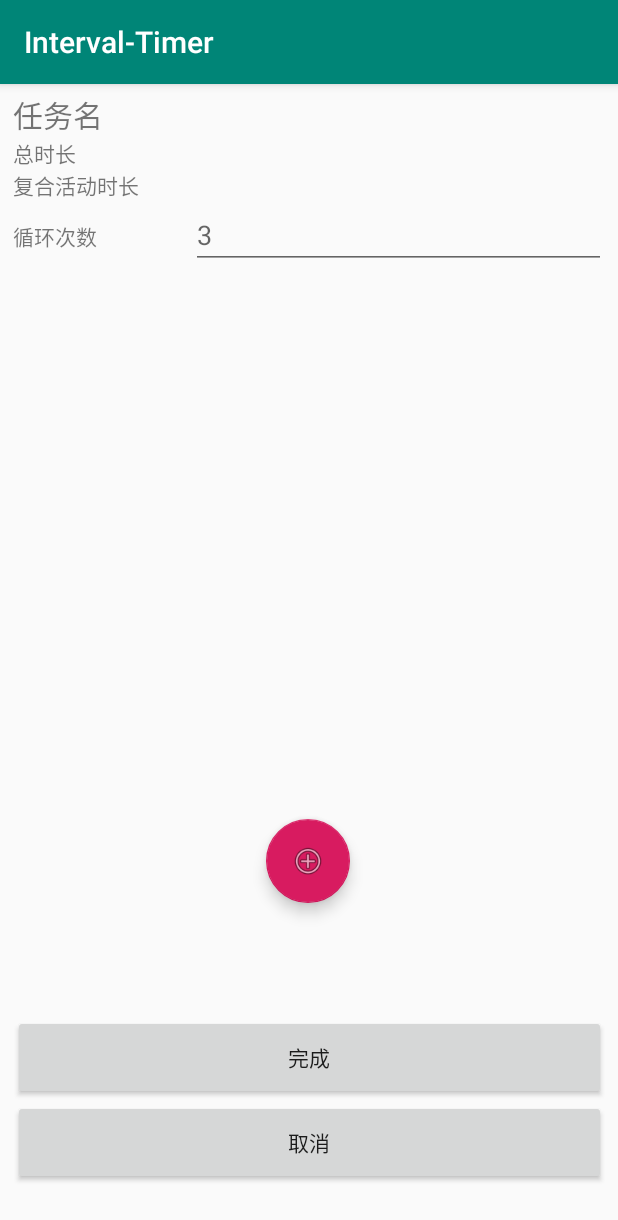
After one commit to lazystitan/Interval-Timer, an Android app: the EditTaskActivity screen opened directly, with no data from a screen before it, on a phone screen of 412 x 824 dp. The commit adds this screen. Shown: the top 1220 px of the screen. Run offline under Robolectric (Android 15) with nearby library versions, the phone set to English and light mode, and no system bars.

Commit message:
为MainAcitivity界面添加了内容，添加了新的activity用来编辑task，添加了展示活动的cardview。

```diff
--- a/app/build.gradle
+++ b/app/build.gradle
@@ -28,4 +28,5 @@ dependencies {
     androidTestImplementation 'com.android.support.test.espresso:espresso-core:3.0.2'
     implementation 'com.android.support:recyclerview-v7:28.0.0'
     implementation 'com.android.support:cardview-v7:28.0.0'
+    implementation 'com.android.support:design:28.0.0'
 }
--- a/app/src/main/AndroidManifest.xml
+++ b/app/src/main/AndroidManifest.xml
@@ -9,6 +9,7 @@
         android:roundIcon="@mipmap/ic_launcher_round"
         android:supportsRtl="true"
         android:theme="@style/AppTheme">
+        <activity android:name=".EditTaskActivity"></activity>
         <activity android:name=".MainActivity">
             <intent-filter>
                 <action android:name="android.intent.action.MAIN" />
--- /dev/null
+++ b/app/src/main/java/com/riton/interval_timer/EditTaskActivity.java
@@ -0,0 +1,13 @@
+package com.riton.interval_timer;
+
+import android.support.v7.app.AppCompatActivity;
+import android.os.Bundle;
+
+public class EditTaskActivity extends AppCompatActivity {
+
+    @Override
+    protected void onCreate(Bundle savedInstanceState) {
+        super.onCreate(savedInstanceState);
+        setContentView(R.layout.activity_edit_task);
+    }
+}
--- /dev/null
+++ b/app/src/main/res/layout/activity_edit_task.xml
@@ -0,0 +1,130 @@
+<?xml version="1.0" encoding="utf-8"?>
+<android.support.constraint.ConstraintLayout xmlns:android="http://schemas.android.com/apk/res/android"
+    xmlns:app="http://schemas.android.com/apk/res-auto"
+    xmlns:tools="http://schemas.android.com/tools"
+    android:layout_width="match_parent"
+    android:layout_height="match_parent"
+    tools:context=".EditTaskActivity">
+
+    <android.support.design.widget.FloatingActionButton
+        android:id="@+id/floatingActionButton"
+        android:layout_width="wrap_content"
+        android:layout_height="wrap_content"
+        android:layout_marginStart="16dp"
+        android:layout_marginEnd="16dp"
+        android:layout_marginBottom="8dp"
+        android:clickable="true"
+        app:layout_constraintBottom_toBottomOf="@+id/recyclerView"
+        app:layout_constraintEnd_toEndOf="parent"
+        app:layout_constraintHorizontal_bias="0.498"
+        app:layout_constraintStart_toStartOf="parent"
+        app:srcCompat="@android:drawable/ic_menu_add" />
+
+    <android.support.constraint.Guideline
+        android:id="@+id/guideline2"
+        android:layout_width="wrap_content"
+        android:layout_height="wrap_content"
+        android:orientation="horizontal"
+        app:layout_constraintGuide_begin="290dp" />
+
+    <android.support.v7.widget.RecyclerView
+        android:id="@+id/recyclerView"
+        android:layout_width="395dp"
+        android:layout_height="256dp"
+        android:layout_marginStart="8dp"
+        android:layout_marginTop="8dp"
+        android:layout_marginEnd="8dp"
+        app:layout_constraintEnd_toEndOf="parent"
+        app:layout_constraintStart_toStartOf="parent"
+        app:layout_constraintTop_toTopOf="@+id/guideline2" />
+
+    <LinearLayout
+        android:layout_width="395dp"
+        android:layout_height="279dp"
+        android:layout_marginStart="8dp"
+        android:layout_marginTop="8dp"
+        android:layout_marginEnd="8dp"
+        android:layout_marginBottom="8dp"
+        android:orientation="vertical"
+        app:layout_constraintBottom_toTopOf="@+id/guideline2"
+        app:layout_constraintEnd_toEndOf="parent"
+        app:layout_constraintStart_toStartOf="parent"
+        app:layout_constraintTop_toTopOf="parent">
+
+        <TextView
+            android:id="@+id/task_name_edit"
+            android:layout_width="match_parent"
+            android:layout_height="wrap_content"
+            android:text="任务名"
+            android:textSize="20dp" />
+
+        <TextView
+            android:id="@+id/total_time_edit"
+            android:layout_width="match_parent"
+            android:layout_height="wrap_content"
+            android:text="总时长" />
+
+        <TextView
+            android:id="@+id/complex_activity_time_edit"
+            android:layout_width="match_parent"
+            android:layout_height="wrap_content"
+            android:text="复合活动时长" />
+
+        <LinearLayout
+            android:layout_width="match_parent"
+            android:layout_height="match_parent"
+            android:orientation="horizontal">
+
+            <TextView
+                android:id="@+id/circulation_number_edit"
+                android:layout_width="wrap_content"
+                android:layout_height="wrap_content"
+                android:layout_weight="1"
+                android:text="循环次数" />
+
+            <EditText
+                android:id="@+id/get_circulation_number_edit"
+                android:layout_width="wrap_content"
+                android:layout_height="wrap_content"
+                android:layout_weight="1"
+                android:ems="10"
+                android:hint="3"
+                android:inputType="number" />
+        </LinearLayout>
+    </LinearLayout>
+
+    <android.support.constraint.Guideline
+        android:id="@+id/guideline4"
+        android:layout_width="wrap_content"
+        android:layout_height="wrap_content"
+        android:orientation="horizontal"
+        app:layout_constraintGuide_begin="586dp" />
+
+    <LinearLayout
+        android:layout_width="395dp"
+        android:layout_height="113dp"
+        android:layout_marginStart="8dp"
+        android:layout_marginTop="8dp"
+        android:layout_marginEnd="8dp"
+        android:layout_marginBottom="8dp"
+        android:orientation="vertical"
+        app:layout_constraintBottom_toBottomOf="parent"
+        app:layout_constraintEnd_toEndOf="parent"
+        app:layout_constraintStart_toStartOf="parent"
+        app:layout_constraintTop_toTopOf="@+id/guideline4">
+
+        <Button
+            android:id="@+id/finish_btn"
+            android:layout_width="match_parent"
+            android:layout_height="wrap_content"
+            android:layout_weight="1"
+            android:text="完成" />
+
+        <Button
+            android:id="@+id/cancel_btn"
+            android:layout_width="match_parent"
+            android:layout_height="wrap_content"
+            android:layout_weight="1"
+            android:text="取消" />
+    </LinearLayout>
+</android.support.constraint.ConstraintLayout>
--- a/app/src/main/res/layout/fragment_task_cardview.xml
+++ b/app/src/main/res/layout/fragment_task_cardview.xml
@@ -18,7 +18,7 @@
             android:layout_height="match_parent">
 
             <TextView
-                android:id="@+id/task_name"
+                android:id="@+id/task_name_edit"
                 android:layout_width="wrap_content"
                 android:layout_height="wrap_content"
                 android:layout_marginStart="8dp"
@@ -39,7 +39,7 @@
                 android:text="TextView"
                 app:layout_constraintEnd_toStartOf="@+id/guideline3"
                 app:layout_constraintStart_toStartOf="parent"
-                app:layout_constraintTop_toBottomOf="@+id/task_name" />
+                app:layout_constraintTop_toBottomOf="@+id/task_name_edit" />
 
             <TextView
                 android:id="@+id/contained_activites"
```
Also changed, not shown: app/src/main/java/com/riton/interval_timer/MainActivity.java (+7 -0 lines), app/src/main/java/com/riton/interval_timer/activity_cardview.java (added, +108 -0 lines), app/src/main/res/layout/activity_main.xml (+15 -1 lines), app/src/main/res/layout/fragment_activity_cardview.xml (added, +59 -0 lines).
